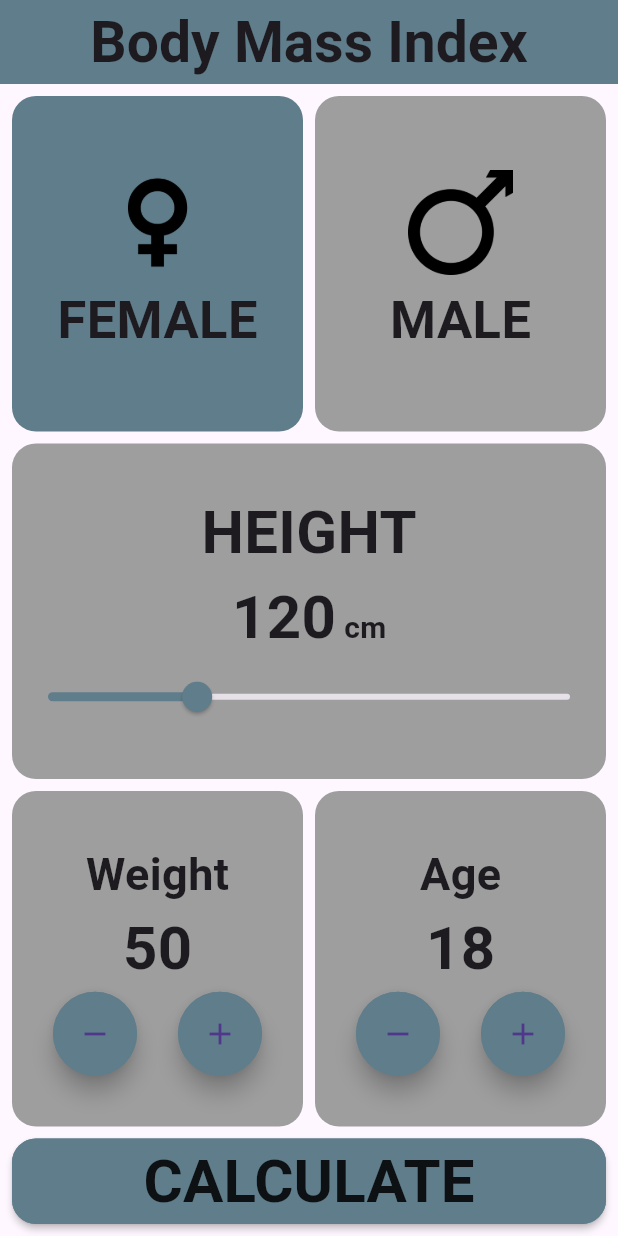
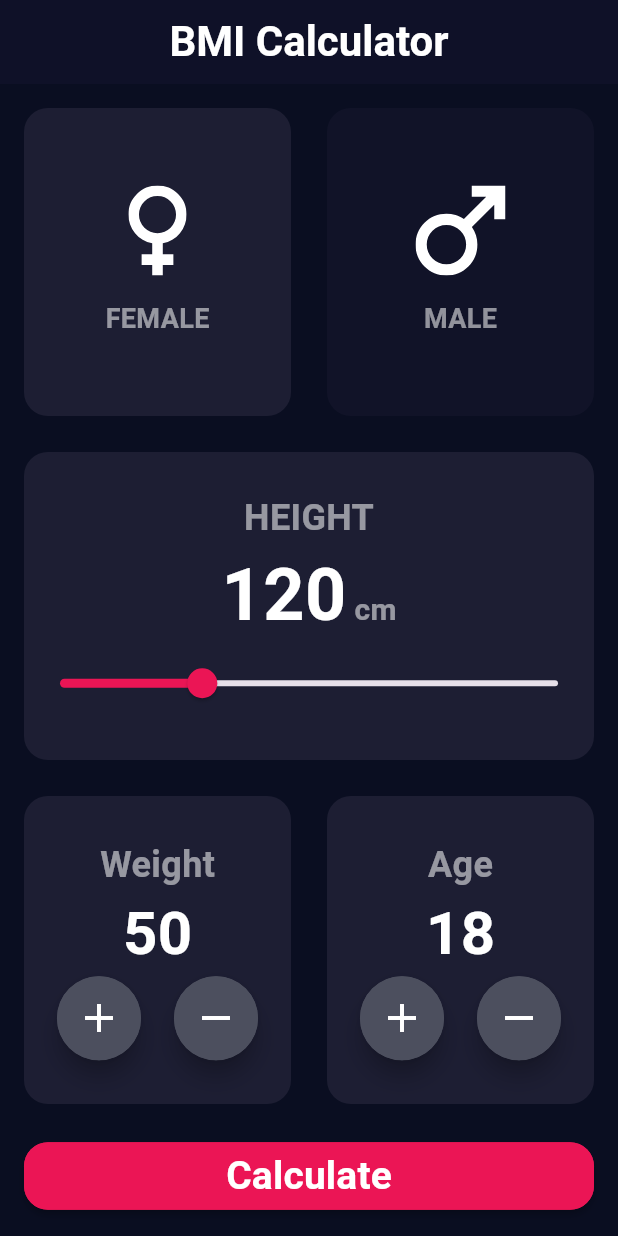
Before and after one commit to moo-elsayed/BMI, a Flutter app: the screen it shows after launch, on a phone screen of 412 x 824 dp. Run offline on Flutter 3.47's test engine with Material 3 defaults, Android fonts, the phone set to English and light mode, and no system bars; our stand-ins replace flutter_bloc, flutter_svg.

Commit message:
update ui

```diff
--- /dev/null
+++ b/lib/helper/constants.dart
@@ -0,0 +1,9 @@
+import 'package:flutter/material.dart';
+
+class Constants {
+  static const mainColor = Color(0xff1D1E33);
+  static const secondColor = Color(0xffEB1555);
+  static const thirdColor = Color(0xff111328);
+  static const floatingActionButtonColor = Color(0xff4C4F5E);
+  static const backgroundColor = Color(0xff0A0E21);
+}
--- /dev/null
+++ b/lib/helper/custom_AppBar.dart
@@ -0,0 +1,29 @@
+import 'package:flutter/material.dart';
+
+import 'constants.dart';
+
+AppBar customAppBar({bool leading = false}) {
+  return AppBar(
+    leading: leading
+        ? Builder(
+            builder: (context) => IconButton(
+              onPressed: () {
+                Navigator.pop(context);
+              },
+              icon: const Icon(
+                Icons.arrow_back,
+                color: Colors.white,
+              ),
+            ),
+          )
+        : null,
+    backgroundColor: Constants.backgroundColor,
+    centerTitle: true,
+    title: const Text(
+      'BMI Calculator',
+      style: TextStyle(
+          fontSize: 28, fontWeight: FontWeight.bold, color: Colors.white),
+    ),
+    elevation: 1,
+  );
+}
--- /dev/null
+++ b/lib/helper/custom_button.dart
@@ -0,0 +1,34 @@
+import 'package:flutter/material.dart';
+import 'constants.dart';
+
+class CustomButton extends StatelessWidget {
+  const CustomButton({
+    super.key,
+    required this.onPressed,
+    required this.label,
+  });
+
+  final void Function() onPressed;
+  final String label;
+
+  @override
+  Widget build(BuildContext context) {
+    return MaterialButton(
+      onPressed: onPressed,
+      shape: const RoundedRectangleBorder(
+        borderRadius: BorderRadius.all(
+          Radius.circular(16),
+        ),
+        side: BorderSide(color: Constants.secondColor),
+      ),
+      padding: const EdgeInsets.all(4),
+      color: Constants.secondColor,
+      minWidth: double.infinity,
+      child: Text(
+        label,
+        style: const TextStyle(
+            fontWeight: FontWeight.bold, fontSize: 26, color: Colors.white),
+      ),
+    );
+  }
+}
--- a/lib/views/result_view/widgets/get_healthiness.dart
+++ b/lib/helper/get_healthiness.dart
@@ -6,8 +6,10 @@ String getHealthiness({required double result}) {
     healthinessString = 'Normal';
   } else if (result <= 29.9) {
     healthinessString = 'Overweight';
+  } else if (result <= 34.9) {
+    healthinessString = 'Obese';
   } else {
-    healthinessString = 'Obese';
+    healthinessString = 'Extremely Obese';
   }
   return healthinessString;
 }
--- a/lib/views/home_view/HomeView.dart
+++ b/lib/views/home_view/HomeView.dart
@@ -1,5 +1,8 @@
+import 'package:bmi/helper/constants.dart';
 import 'package:bmi/views/home_view/widgets/home_view_body.dart';
 import 'package:flutter/material.dart';
+
+import '../../helper/custom_AppBar.dart';
 
 class HomeView extends StatelessWidget {
   const HomeView({super.key});
@@ -7,12 +10,8 @@ class HomeView extends StatelessWidget {
   @override
   Widget build(BuildContext context) {
     return Scaffold(
-      appBar: AppBar(
-        backgroundColor: Colors.blueGrey,
-        centerTitle: true,
-        title: const Text('Body Mass Index',
-            style: TextStyle(fontSize: 38, fontWeight: FontWeight.bold)),
-      ),
+      backgroundColor: Constants.backgroundColor,
+      appBar: customAppBar(),
       body: const HomeViewBody(),
     );
   }
--- a/lib/views/home_view/widgets/attribute_container.dart
+++ b/lib/views/home_view/widgets/attribute_container.dart
@@ -1,3 +1,4 @@
+import 'package:bmi/helper/constants.dart';
 import 'package:bmi/views/home_view/widgets/custom_floating_action_button.dart';
 import 'package:flutter/material.dart';
 import 'package:flutter_bloc/flutter_bloc.dart';
@@ -16,28 +17,52 @@ class AttributeContainer extends StatelessWidget {
       builder: (context, state) => Expanded(
         child: Container(
           decoration: BoxDecoration(
-              color: Colors.grey, borderRadius: BorderRadius.circular(16)),
+              color: Constants.mainColor,
+              borderRadius: BorderRadius.circular(16)),
           child: Column(
             mainAxisAlignment: MainAxisAlignment.center,
             children: [
               Text(
                 text,
-                style:
-                    const TextStyle(fontSize: 30, fontWeight: FontWeight.bold),
+                style: const TextStyle(
+                    fontSize: 24,
+                    fontWeight: FontWeight.bold,
+                    color: Colors.white54),
               ),
               Text(
                 (text == 'Weight')
                     ? '${BlocProvider.of<BmiCubit>(context).weight}'
                     : '${BlocProvider.of<BmiCubit>(context).age}',
-                style:
-                    const TextStyle(fontSize: 40, fontWeight: FontWeight.bold),
+                style: const TextStyle(
+                    fontSize: 40,
+                    fontWeight: FontWeight.bold,
+                    color: Colors.white),
               ),
               Row(
                 mainAxisAlignment: MainAxisAlignment.spaceEvenly,
                 children: [
                   CustomFloatingActionButton(
+                    heroTag: (text == 'Weight') ? 'btn2' : 'btn4',
+                    icon: const Icon(
+                      Icons.add,
+                      color: Colors.white,
+                      size: 32,
+                    ),
+                    on: () {
+                      (text == 'Weight')
+                          ? BlocProvider.of<BmiCubit>(context)
+                              .changeWeight(inc: true)
+                          : BlocProvider.of<BmiCubit>(context)
+                              .changeAge(inc: true);
+                    },
+                  ),
+                  CustomFloatingActionButton(
                     heroTag: (text == 'Weight') ? 'btn1' : 'btn3',
-                    icon: const Icon(Icons.remove),
+                    icon: const Icon(
+                      Icons.remove,
+                      color: Colors.white,
+                      size: 32,
+                    ),
                     on: () {
                       if (text == 'Weight') {
                         if (BlocProvider.of<BmiCubit>(context).weight > 0) {
@@ -52,17 +77,6 @@ class AttributeContainer extends StatelessWidget {
                       }
                     },
                   ),
-                  CustomFloatingActionButton(
-                    heroTag: (text == 'Weight') ? 'btn2' : 'btn4',
-                    icon: const Icon(Icons.add),
-                    on: () {
-                      (text == 'Weight')
-                          ? BlocProvider.of<BmiCubit>(context)
-                              .changeWeight(inc: true)
-                          : BlocProvider.of<BmiCubit>(context)
-                              .changeAge(inc: true);
-                    },
-                  ),
                 ],
               ),
             ],
--- a/lib/views/home_view/widgets/custom_floating_action_button.dart
+++ b/lib/views/home_view/widgets/custom_floating_action_button.dart
@@ -1,3 +1,4 @@
+import 'package:bmi/helper/constants.dart';
 import 'package:flutter/material.dart';
 
 class CustomFloatingActionButton extends StatelessWidget {
@@ -17,10 +18,10 @@ class CustomFloatingActionButton extends StatelessWidget {
     return FloatingActionButton(
       heroTag: heroTag,
       onPressed: on,
-      backgroundColor: Colors.blueGrey,
+      backgroundColor: Constants.floatingActionButtonColor,
       shape: OutlineInputBorder(
         borderRadius: BorderRadius.circular(100),
-        borderSide: const BorderSide(color: Colors.blueGrey),
+        borderSide:  const BorderSide(color: Constants.floatingActionButtonColor),
       ),
       child: icon,
     );
--- a/lib/views/home_view/widgets/gender.dart
+++ b/lib/views/home_view/widgets/gender.dart
@@ -1,7 +1,9 @@
 import 'package:bmi/bmi_cubit/bmi_cubit.dart';
 import 'package:bmi/bmi_cubit/bmi_states.dart';
+import 'package:bmi/helper/constants.dart';
 import 'package:flutter/material.dart';
 import 'package:flutter_bloc/flutter_bloc.dart';
+import 'package:flutter_svg/flutter_svg.dart';
 
 class Gender extends StatelessWidget {
   const Gender({super.key, required this.gen, required this.img});
@@ -22,22 +24,25 @@ class Gender extends StatelessWidget {
                             !BlocProvider.of<BmiCubit>(context).isMale) ||
                         (gen == 'MALE' &&
                             BlocProvider.of<BmiCubit>(context).isMale))
-                    ? Colors.blueGrey
-                    : Colors.grey,
+                    ? Constants.mainColor
+                    : Constants.thirdColor,
                 borderRadius: BorderRadius.circular(16)),
             child: Column(
               mainAxisAlignment: MainAxisAlignment.center,
               children: [
-                Image.asset(
-                  'assets/images/$img.png',
-                  width: 70,
-                  height: 70,
-                ),
-                const SizedBox(height: 5),
+                // Image.asset(
+                //   'assets/images/$img.png',
+                //   width: 70,
+                //   height: 70,
+                // ),
+                SvgPicture.asset('assets/images/$img.svg',width: 60,height: 60,),
+                const SizedBox(height: 16),
                 Text(
                   gen,
                   style: const TextStyle(
-                      fontSize: 35, fontWeight: FontWeight.bold),
+                      fontSize: 18,
+                      fontWeight: FontWeight.bold,
+                      color: Colors.white54),
                 )
               ],
             ),
--- a/lib/views/home_view/widgets/height_slider.dart
+++ b/lib/views/home_view/widgets/height_slider.dart
@@ -1,4 +1,5 @@
 import 'package:bmi/bmi_cubit/bmi_states.dart';
+import 'package:bmi/helper/constants.dart';
 import 'package:flutter/material.dart';
 import 'package:flutter_bloc/flutter_bloc.dart';
 
@@ -13,14 +14,18 @@ class HeightSlider extends StatelessWidget {
       builder: (context, state) => Expanded(
         child: Container(
           decoration: BoxDecoration(
-              color: Colors.grey, borderRadius: BorderRadius.circular(16)),
+              color: Constants.mainColor,
+              borderRadius: BorderRadius.circular(16)),
           width: double.infinity,
           child: Column(
             mainAxisAlignment: MainAxisAlignment.center,
             children: [
               const Text(
                 'HEIGHT',
-                style: TextStyle(fontSize: 40, fontWeight: FontWeight.bold),
+                style: TextStyle(
+                    fontSize: 24,
+                    fontWeight: FontWeight.bold,
+                    color: Colors.white54),
               ),
               Row(
                 mainAxisAlignment: MainAxisAlignment.center,
@@ -30,15 +35,21 @@ class HeightSlider extends StatelessWidget {
                   Text(
                     '${BlocProvider.of<BmiCubit>(context).height.round()}',
                     style: const TextStyle(
-                        fontSize: 40, fontWeight: FontWeight.bold),
+                        fontSize: 48,
+                        fontWeight: FontWeight.bold,
+                        color: Colors.white),
                   ),
-                  const Text(' cm',
-                      style:
-                          TextStyle(fontSize: 20, fontWeight: FontWeight.bold)),
+                  const Text(
+                    ' cm',
+                    style: TextStyle(
+                        fontSize: 20,
+                        fontWeight: FontWeight.bold,
+                        color: Colors.white54),
+                  ),
                 ],
               ),
               Slider(
-                  activeColor: Colors.blueGrey,
+                  activeColor: Constants.secondColor,
                   value: BlocProvider.of<BmiCubit>(context).height,
                   onChanged: (val) {
                     BlocProvider.of<BmiCubit>(context).changeHeight(val: val);
--- a/lib/views/home_view/widgets/home_view_body.dart
+++ b/lib/views/home_view/widgets/home_view_body.dart
@@ -1,11 +1,13 @@
 import 'dart:math';
 
 import 'package:bmi/bmi_cubit/bmi_cubit.dart';
+import 'package:bmi/helper/constants.dart';
 import 'package:bmi/views/home_view/widgets/attribute_container.dart';
 import 'package:bmi/views/home_view/widgets/height_slider.dart';
 import 'package:flutter/material.dart';
 import 'package:flutter_bloc/flutter_bloc.dart';
 
+import '../../../helper/custom_button.dart';
 import '../../result_view/resultView.dart';
 import 'gender.dart';
 
@@ -15,7 +17,7 @@ class HomeViewBody extends StatelessWidget {
   @override
   Widget build(BuildContext context) {
     return Padding(
-      padding: const EdgeInsets.all(8),
+      padding: const EdgeInsets.all(16),
       child: Column(
         children: [
           const Expanded(
@@ -26,49 +28,43 @@ class HomeViewBody extends StatelessWidget {
                 img: 'female',
               ),
               SizedBox(
-                width: 8,
+                width: 24,
               ),
               Gender(img: 'male', gen: 'MALE'),
             ],
           )),
           const SizedBox(
-            height: 8,
+            height: 24,
           ),
           const HeightSlider(),
           const SizedBox(
-            height: 8,
+            height: 24,
           ),
           const Expanded(
               child: Row(
             children: [
               AttributeContainer(text: 'Weight'),
               SizedBox(
-                width: 8,
+                width: 24,
               ),
               AttributeContainer(text: 'Age'),
             ],
           )),
           const SizedBox(
-            height: 8,
+            height: 24,
           ),
-          MaterialButton(
+          CustomButton(
+            label: 'Calculate',
             onPressed: () {
               Navigator.of(context).push(
                 MaterialPageRoute(
-                  builder: (context) => Result(
+                  builder: (context) => ResultView(
                     result: BlocProvider.of<BmiCubit>(context).weight /
                         pow(BlocProvider.of<BmiCubit>(context).height / 100, 2),
                   ),
                 ),
               );
             },
-            shape: OutlineInputBorder(
-                borderRadius: BorderRadius.circular(16),
-                borderSide: const BorderSide(color: Colors.blueGrey)),
-            color: Colors.blueGrey,
-            minWidth: double.infinity,
-            child: const Text('CALCULATE',
-                style: TextStyle(fontWeight: FontWeight.bold, fontSize: 40)),
           ),
         ],
       ),
--- a/pubspec.yaml
+++ b/pubspec.yaml
@@ -36,6 +36,7 @@ dependencies:
   # Use with the CupertinoIcons class for iOS style icons.
   cupertino_icons: ^1.0.2
   flutter_bloc: ^8.1.6
+  flutter_svg: ^2.0.16
 
 dev_dependencies:
   flutter_test:
```
Also changed, not shown: lib/helper/get_color_for_weight_category.dart (added, +16 -0 lines), lib/helper/message.dart (added, +18 -0 lines), lib/views/result_view/resultView.dart (+6 -8 lines), lib/views/result_view/widgets/result.dart (added, +57 -0 lines), lib/views/result_view/widgets/result_view_body.dart (+55 -22 lines), assets/images/female.svg (added), assets/images/male.svg (added), pubspec.lock.
